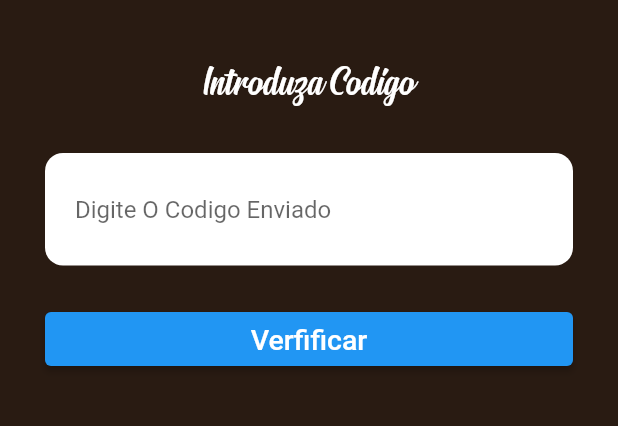
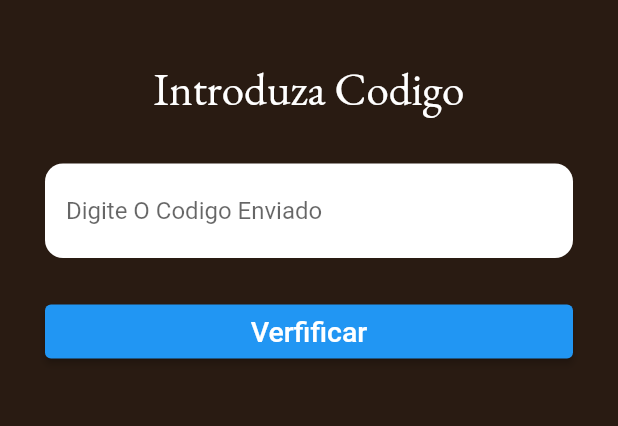
Before and after one commit to Joaonota/xilhamalisso, a Flutter app: the VerificaCodigo screen opened directly, on a phone screen of 412 x 824 dp, the part 117-543 px from its top. Run offline on Flutter 3.47's test engine with Material 2 defaults, Android fonts, the phone set to English and light mode, and no system bars; our stand-ins replace font_awesome_flutter, google_fonts, intl_phone_number_input, introduction_screen.

Commit message:
versao 11.2

```diff
--- a/lib/Autenticacao/AuteticacaoUser/VerificaCodigo.dart
+++ b/lib/Autenticacao/AuteticacaoUser/VerificaCodigo.dart
@@ -1,4 +1,5 @@
 import 'package:flutter/material.dart';
+import 'package:google_fonts/google_fonts.dart';
 
 class VerificaCodigo extends StatefulWidget {
   @override
@@ -41,14 +42,9 @@ class _VerificaCodigoState extends State<VerificaCodigo> {
                 child: Container(
                   child: Column(
                     children: [
-                      Text(
-                        "Introduza Codigo",
-                        style: TextStyle(
-                          fontSize: 30.0,
-                          color: Colors.white,
-                          fontFamily: "Signatra",
-                        ),
-                      ),
+                      Text("Introduza Codigo",
+                          style: GoogleFonts.ebGaramond(
+                              fontSize: 30, color: Colors.white))
                     ],
                   ),
                 ),
@@ -65,7 +61,7 @@ class _VerificaCodigoState extends State<VerificaCodigo> {
                   borderRadius: BorderRadius.circular(12),
                 ),
                 child: Padding(
-                  padding: const EdgeInsets.all(8.0),
+                  padding: const EdgeInsets.all(2.0),
                   child: TextField(
                     decoration: InputDecoration(
                       hintText: "Digite O Codigo Enviado",
--- a/lib/Introducao/introducao.dart
+++ b/lib/Introducao/introducao.dart
@@ -54,7 +54,8 @@ class _IntroducaoState extends State<Introducao> {
           ),
           PageViewModel(
             title: "Primeira Pagina",
-            body: "dshdjsdhjshdjshdjshdjshdjshdj",
+            body:
+                "legislações videos etc.De igual forma tera que constar do website",
             image: Center(
               child:
                   Image.asset("assets/foto_intro/Online payment_Flatline.png"),
--- a/lib/main.dart
+++ b/lib/main.dart
@@ -1,5 +1,5 @@
 import 'package:flutter/material.dart';
-import 'package:xilhamalisso/Autenticacao/AuteticacaoUser/AutenticaUser.dart';
+import 'package:xilhamalisso/Autenticacao/AuteticacaoUser/VerificaCodigo.dart';
 
 void main() {
   runApp(MyApp());
@@ -15,7 +15,7 @@ class MyApp extends StatelessWidget {
       theme: ThemeData(
         primarySwatch: Colors.blue,
       ),
-      home: AutenticaUser(),
+      home: VerificaCodigo(),
     );
   }
 }
--- a/pubspec.yaml
+++ b/pubspec.yaml
@@ -32,6 +32,7 @@ dependencies:
   firebase_auth: ^3.0.1
   image_picker: ^0.8.2
   shared_preferences: ^2.0.6
+  libphonenumber: ^2.0.1
 
 
   # The following adds the Cupertino Icons font to your application.
```
Also changed, not shown: lib/Autenticacao/AuteticacaoUser/AutenticaUser.dart (+28 -9 lines), assets/fonts/EBGaramond-Regular.ttf (added), pubspec.lock, 1 other file.
